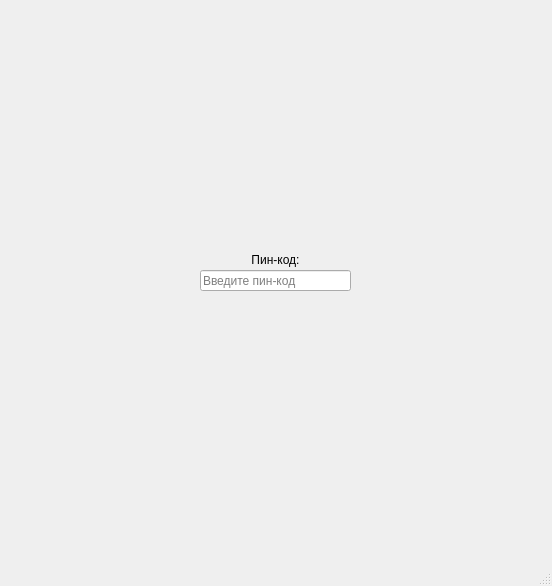
Qt form Lab1/mainwindow.ui (vokelilekov/221-3210_Lilekov) before a commit.
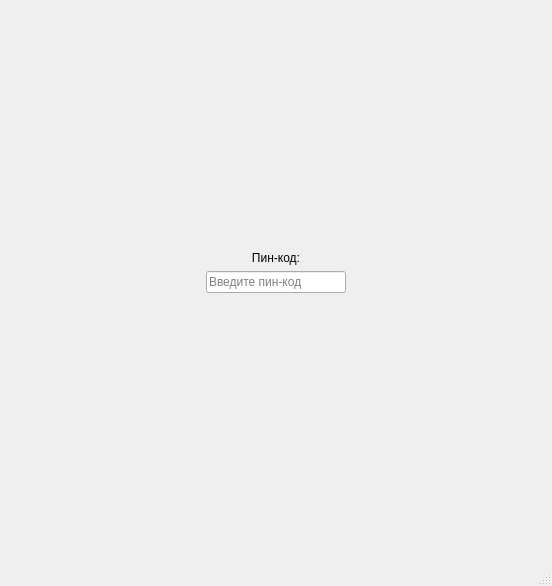
The same form after that commit.

```diff
--- a/Lab1/mainwindow.ui
+++ b/Lab1/mainwindow.ui
@@ -14,15 +14,9 @@
    <string>MainWindow</string>
   </property>
   <widget class="QWidget" name="centralwidget">
+   <layout class="QGridLayout" name="gridLayout_2">
+    <item row="0" column="0">
    <widget class="QStackedWidget" name="stackedWidget">
-    <property name="geometry">
-     <rect>
-      <x>0</x>
-      <y>0</y>
-      <width>551</width>
-      <height>561</height>
-     </rect>
-    </property>
     <property name="currentIndex">
      <number>1</number>
     </property>
@@ -55,28 +49,22 @@
      </widget>
     </widget>
     <widget class="QWidget" name="page_2">
-     <widget class="QLineEdit" name="edtPin">
-      <property name="geometry">
-       <rect>
-        <x>200</x>
-        <y>270</y>
-        <width>151</width>
-        <height>21</height>
-       </rect>
-      </property>
-      <property name="placeholderText">
-       <string>Введите пин-код</string>
-      </property>
-     </widget>
+       <layout class="QGridLayout" name="gridLayout">
+        <item row="0" column="1">
+         <spacer name="verticalSpacer">
+          <property name="orientation">
+           <enum>Qt::Vertical</enum>
+          </property>
+          <property name="sizeHint" stdset="0">
+           <size>
+            <width>20</width>
+            <height>218</height>
+           </size>
+          </property>
+         </spacer>
+        </item>
+        <item row="1" column="1">
      <widget class="QLabel" name="label_2">
-      <property name="geometry">
-       <rect>
-        <x>240</x>
-        <y>250</y>
-        <width>71</width>
-        <height>20</height>
-       </rect>
-      </property>
       <property name="text">
        <string>Пин-код:</string>
       </property>
@@ -84,15 +72,61 @@
        <set>Qt::AlignCenter</set>
       </property>
      </widget>
+        </item>
+        <item row="2" column="0">
+         <spacer name="horizontalSpacer_2">
+          <property name="orientation">
+           <enum>Qt::Horizontal</enum>
+          </property>
+          <property name="sizeHint" stdset="0">
+           <size>
+            <width>188</width>
+            <height>20</height>
+           </size>
+          </property>
+         </spacer>
+        </item>
+        <item row="2" column="1">
+         <widget class="QLineEdit" name="edtPin">
+          <property name="minimumSize">
+           <size>
+            <width>132</width>
+            <height>0</height>
+           </size>
+          </property>
+          <property name="placeholderText">
+           <string>Введите пин-код</string>
+          </property>
+         </widget>
+        </item>
+        <item row="2" column="2">
+         <spacer name="horizontalSpacer">
+          <property name="orientation">
+           <enum>Qt::Horizontal</enum>
+          </property>
+          <property name="sizeHint" stdset="0">
+           <size>
+            <width>188</width>
+            <height>20</height>
+           </size>
+          </property>
+         </spacer>
+        </item>
+        <item row="3" column="1">
+         <spacer name="verticalSpacer_2">
+          <property name="orientation">
+           <enum>Qt::Vertical</enum>
+          </property>
+          <property name="sizeHint" stdset="0">
+           <size>
+            <width>20</width>
+            <height>219</height>
+           </size>
+          </property>
+         </spacer>
+        </item>
+        <item row="4" column="1">
      <widget class="QLabel" name="lblLogin">
-      <property name="geometry">
-       <rect>
-        <x>210</x>
-        <y>300</y>
-        <width>131</width>
-        <height>31</height>
-       </rect>
-      </property>
       <property name="text">
        <string/>
       </property>
@@ -103,8 +137,12 @@
        <set>Qt::AlignCenter</set>
       </property>
      </widget>
-    </widget>
-   </widget>
+        </item>
+       </layout>
+      </widget>
+     </widget>
+    </item>
+   </layout>
   </widget>
   <widget class="QMenuBar" name="menubar">
    <property name="geometry">
```
Left out of the diff: 28 changed lines with no effect on the pictures. Lines whose indentation alone changed are shown as unchanged.
